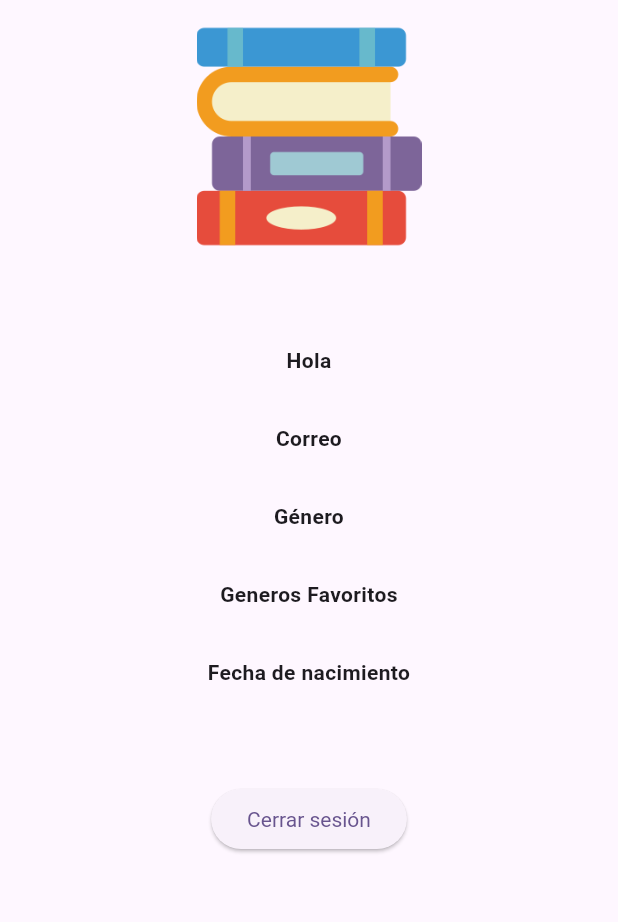
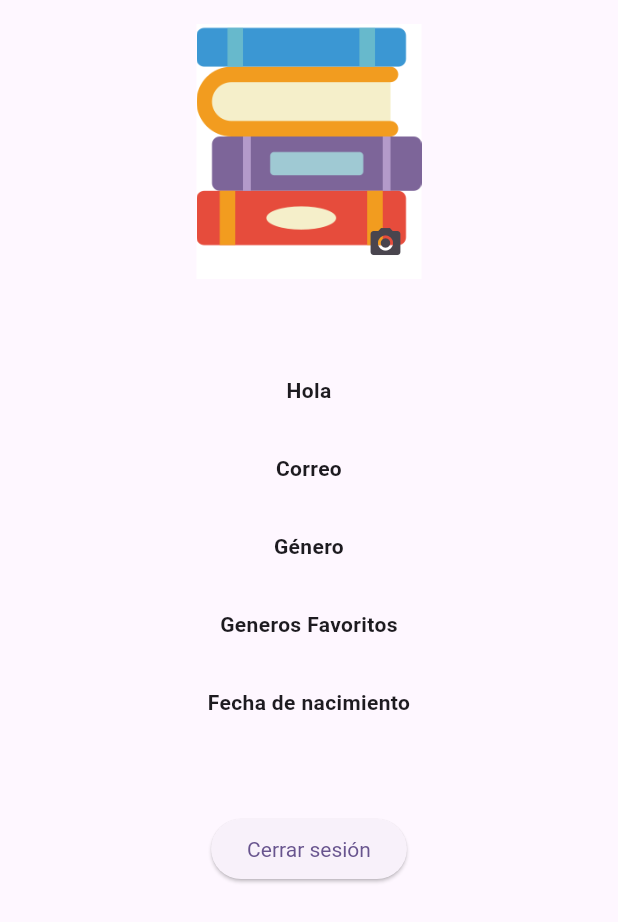
Before and after one commit to edwincubillos24/itm_libros, a Flutter app: the ProfilePage screen opened directly, on a phone screen of 412 x 824 dp. Shown: the top 922 px of the screen. Run offline on Flutter 3.47's test engine with Material 3 defaults, Android fonts, the phone set to English and light mode, and no system bars; our stand-ins replace firebase_auth, firebase_core, flutter_rating_bar, image_picker, shared_preferences; accounts and stored records are empty; generated files the repository leaves out were written again.

Commit message:
Paso 8. Imagen de perfil.

```diff
--- a/lib/pages/profile_page.dart
+++ b/lib/pages/profile_page.dart
@@ -1,4 +1,8 @@
+import 'dart:io';
+
 import 'package:flutter/material.dart';
+import 'package:flutter/services.dart';
+import 'package:image_picker/image_picker.dart';
 
 class ProfilePage extends StatefulWidget {
   const ProfilePage({super.key});
@@ -37,6 +41,36 @@ class _ProfilePageState extends State<ProfilePage> {
     showAlertDialog(context);
   }
 
+  File? image;
+
+  Future pickImage() async {
+    try {
+      final image = await ImagePicker().pickImage(source: ImageSource.gallery);
+
+      if (image == null) return;
+
+      final imageTemp = File(image.path);
+
+      setState(() => this.image = imageTemp);
+    } on PlatformException catch (e) {
+      print('Failed to pick image: $e');
+    }
+  }
+
+  Future pickImageC() async {
+    try {
+      final image = await ImagePicker().pickImage(source: ImageSource.camera);
+
+      if (image == null) return;
+
+      final imageTemp = File(image.path);
+
+      setState(() => this.image = imageTemp);
+    } on PlatformException catch (e) {
+      print('Failed to pick image: $e');
+    }
+  }
+
   @override
   Widget build(BuildContext context) {
     return Scaffold(
@@ -46,10 +80,31 @@ class _ProfilePageState extends State<ProfilePage> {
           child: Column(
             //   mainAxisAlignment: MainAxisAlignment.center,
             children: [
-              const Image(
-                image: AssetImage('assets/images/logo.png'),
-                width: 150,
-                height: 150,
+              Container(
+                decoration: const BoxDecoration(color: Colors.white),
+                height: 170,
+                child: Stack(
+                  children: [
+                    image != null
+                        ? Image.file(image!, width: 150, height: 150)
+                        : const Image(
+                      image: AssetImage('assets/images/logo.png'),
+                      width: 150,
+                      height: 150,
+                    ),
+                    Positioned(
+                      bottom: 0,
+                      right: 0,
+                      child: IconButton(
+                        alignment: Alignment.bottomLeft,
+                        onPressed: () async {
+                          pickImage();
+                        },
+                        icon: const Icon(Icons.camera_alt),
+                      ),
+                    )
+                  ],
+                ),
               ),
               const SizedBox(
                 height: 64.0,
```
